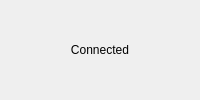
The window that src/ui/MainWindow.ui (hidden-life/secrum-client) describes before a commit, drawn with Qt 5.
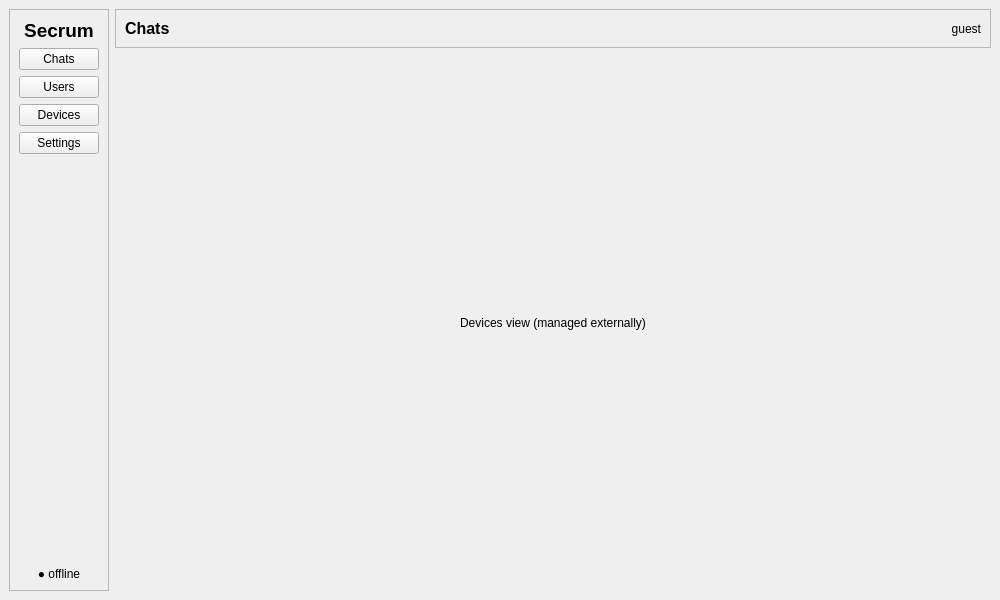
The same window after the commit. The open tabs and pages were chosen to show the change.

Commit message: Add new UI for main window.

What changed in the file:
```diff
--- a/src/ui/MainWindow.ui
+++ b/src/ui/MainWindow.ui
@@ -1,42 +1,220 @@
 <?xml version="1.0" encoding="UTF-8"?>
 <ui version="4.0">
-    <class>MainWindow</class>
-    <widget class="QMainWindow" name="MainWindow">
-        <property name="windowTitle">
-            <string>Secrum</string>
+ <class>MainWindow</class>
+ <widget class="QMainWindow" name="MainWindow">
+  <property name="geometry">
+   <rect>
+    <x>0</x>
+    <y>0</y>
+    <width>1000</width>
+    <height>600</height>
+   </rect>
+  </property>
+  <property name="minimumSize">
+   <size>
+    <width>1000</width>
+    <height>600</height>
+   </size>
+  </property>
+  <property name="windowTitle">
+   <string>Secrum</string>
+  </property>
+  <widget class="QWidget" name="centralWidget">
+   <layout class="QHBoxLayout" name="rootLayout" stretch="0,1">
+    <item>
+     <widget class="QFrame" name="leftSidebar">
+      <property name="frameShape">
+       <enum>QFrame::Shape::StyledPanel</enum>
+      </property>
+      <layout class="QVBoxLayout" name="sidebarLayout">
+       <item>
+        <widget class="QLabel" name="appTitleLabel">
+         <property name="font">
+          <font>
+           <pointsize>14</pointsize>
+           <bold>true</bold>
+          </font>
+         </property>
+         <property name="text">
+          <string>Secrum</string>
+         </property>
+         <property name="alignment">
+          <set>Qt::AlignmentFlag::AlignCenter</set>
+         </property>
+         <property name="margin">
+          <number>12</number>
+         </property>
+        </widget>
+       </item>
+       <item>
+        <widget class="QPushButton" name="chatsButton">
+         <property name="text">
+          <string>Chats</string>
+         </property>
+        </widget>
+       </item>
+       <item>
+        <widget class="QPushButton" name="usersButton">
+         <property name="text">
+          <string>Users</string>
+         </property>
+        </widget>
+       </item>
+       <item>
+        <widget class="QPushButton" name="devicesButton">
+         <property name="text">
+          <string>Devices</string>
+         </property>
+        </widget>
+       </item>
+       <item>
+        <widget class="QPushButton" name="settingsButton">
+         <property name="text">
+          <string>Settings</string>
+         </property>
+        </widget>
+       </item>
+       <item>
+        <spacer name="sidebarSpacer">
+         <property name="orientation">
+          <enum>Qt::Orientation::Vertical</enum>
+         </property>
+         <property name="sizeHint" stdset="0">
+          <size>
+           <width>0</width>
+           <height>0</height>
+          </size>
+         </property>
+        </spacer>
+       </item>
+       <item>
+        <widget class="QLabel" name="statusLabel">
+         <property name="text">
+          <string>● offline</string>
+         </property>
+         <property name="alignment">
+          <set>Qt::AlignmentFlag::AlignCenter</set>
+         </property>
+         <property name="margin">
+          <number>8</number>
+         </property>
+        </widget>
+       </item>
+      </layout>
+     </widget>
+    </item>
+    <item>
+     <layout class="QVBoxLayout" name="contentLayout">
+      <item>
+       <widget class="QFrame" name="headerBar">
+        <property name="frameShape">
+         <enum>QFrame::Shape::StyledPanel</enum>
         </property>
-        <widget class="QWidget" name="connectionBanner">
-            <property name="minimumHeight">
-                <number>28</number>
+        <layout class="QHBoxLayout" name="headerLayout">
+         <item>
+          <widget class="QLabel" name="currentSectionLabel">
+           <property name="font">
+            <font>
+             <pointsize>12</pointsize>
+             <bold>true</bold>
+            </font>
+           </property>
+           <property name="text">
+            <string>Chats</string>
+           </property>
+          </widget>
+         </item>
+         <item>
+          <spacer name="headerSpacer">
+           <property name="orientation">
+            <enum>Qt::Orientation::Horizontal</enum>
+           </property>
+           <property name="sizeHint" stdset="0">
+            <size>
+             <width>0</width>
+             <height>0</height>
+            </size>
+           </property>
+          </spacer>
+         </item>
+         <item>
+          <widget class="QLabel" name="userLabel">
+           <property name="text">
+            <string>guest</string>
+           </property>
+           <property name="alignment">
+            <set>Qt::AlignmentFlag::AlignRight|Qt::AlignmentFlag::AlignTrailing|Qt::AlignmentFlag::AlignVCenter</set>
+           </property>
+          </widget>
+         </item>
+        </layout>
+       </widget>
+      </item>
+      <item>
+       <widget class="QStackedWidget" name="pagesStack">
+        <widget class="QWidget" name="pageChats">
+         <layout class="QVBoxLayout">
+          <item>
+           <widget class="QLabel" name="label">
+            <property name="text">
+             <string>Chats view (empty)</string>
             </property>
-            <property name="maximumHeight">
-                <number>28</number>
+            <property name="alignment">
+             <set>Qt::AlignmentFlag::AlignCenter</set>
             </property>
-            <layout class="QHBoxLayout">
-                <item>
-                    <widget class="QLabel" name="connectionLabel">
-                        <property name="text">
-                            <string>Connecting…</string>
-                        </property>
-                    </widget>
-                </item>
-            </layout>
+           </widget>
+          </item>
+         </layout>
         </widget>
-        <widget class="QWidget" name="centralWidget">
-            <layout class="QVBoxLayout">
-                <item>
-                    <widget class="QLabel" name="statusLabel">
-                        <property name="text">
-                            <string>Connected</string>
-                        </property>
-                        <property name="alignment">
-                            <set>Qt::AlignCenter</set>
-                        </property>
-                    </widget>
-                </item>
-            </layout>
+        <widget class="QWidget" name="pageUsers">
+         <layout class="QVBoxLayout">
+          <item>
+           <widget class="QLabel" name="label">
+            <property name="text">
+             <string>Users view (empty)</string>
+            </property>
+            <property name="alignment">
+             <set>Qt::AlignmentFlag::AlignCenter</set>
+            </property>
+           </widget>
+          </item>
+         </layout>
         </widget>
-    </widget>
-    <resources/>
-    <connections/>
+        <widget class="QWidget" name="pageDevices">
+         <layout class="QVBoxLayout">
+          <item>
+           <widget class="QLabel" name="label">
+            <property name="text">
+             <string>Devices view (managed externally)</string>
+            </property>
+            <property name="alignment">
+             <set>Qt::AlignmentFlag::AlignCenter</set>
+            </property>
+           </widget>
+          </item>
+         </layout>
+        </widget>
+        <widget class="QWidget" name="pageSettings">
+         <layout class="QVBoxLayout">
+          <item>
+           <widget class="QLabel" name="label">
+            <property name="text">
+             <string>Settings view (empty)</string>
+            </property>
+            <property name="alignment">
+             <set>Qt::AlignmentFlag::AlignCenter</set>
+            </property>
+           </widget>
+          </item>
+         </layout>
+        </widget>
+       </widget>
+      </item>
+     </layout>
+    </item>
+   </layout>
+  </widget>
+ </widget>
+ <resources/>
+ <connections/>
 </ui>
```
The commit also changes 2 other files.
